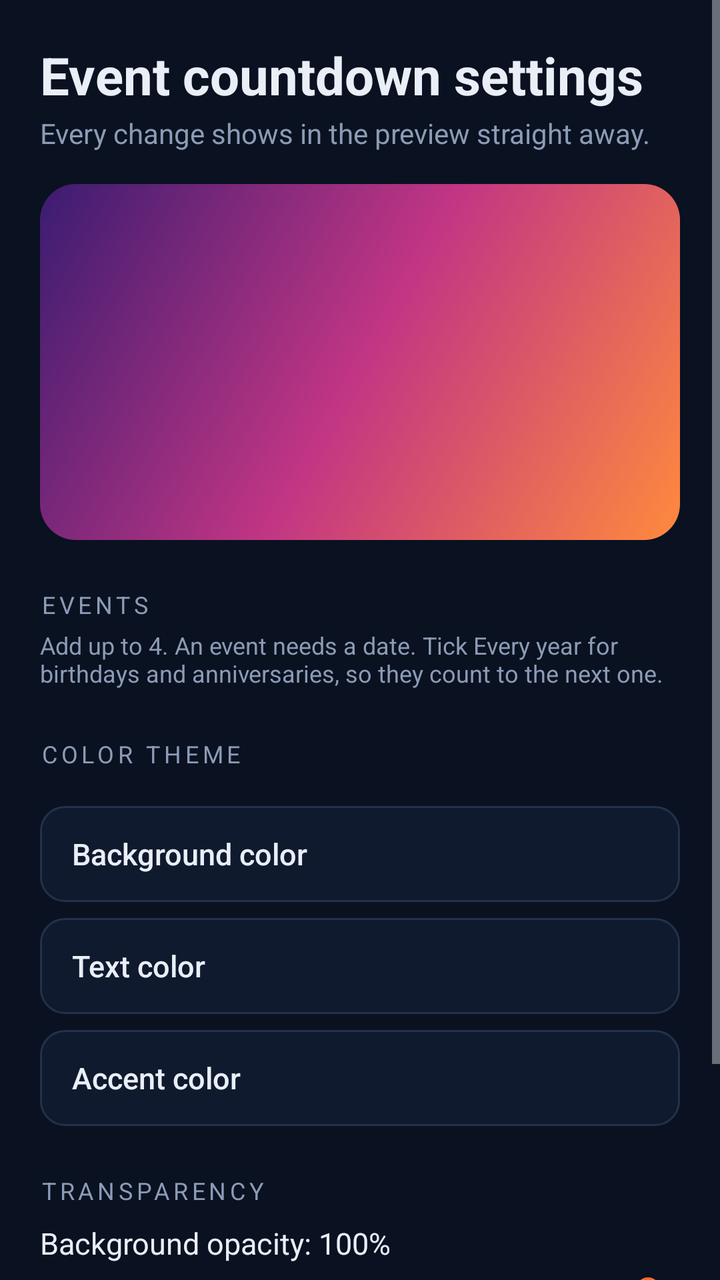
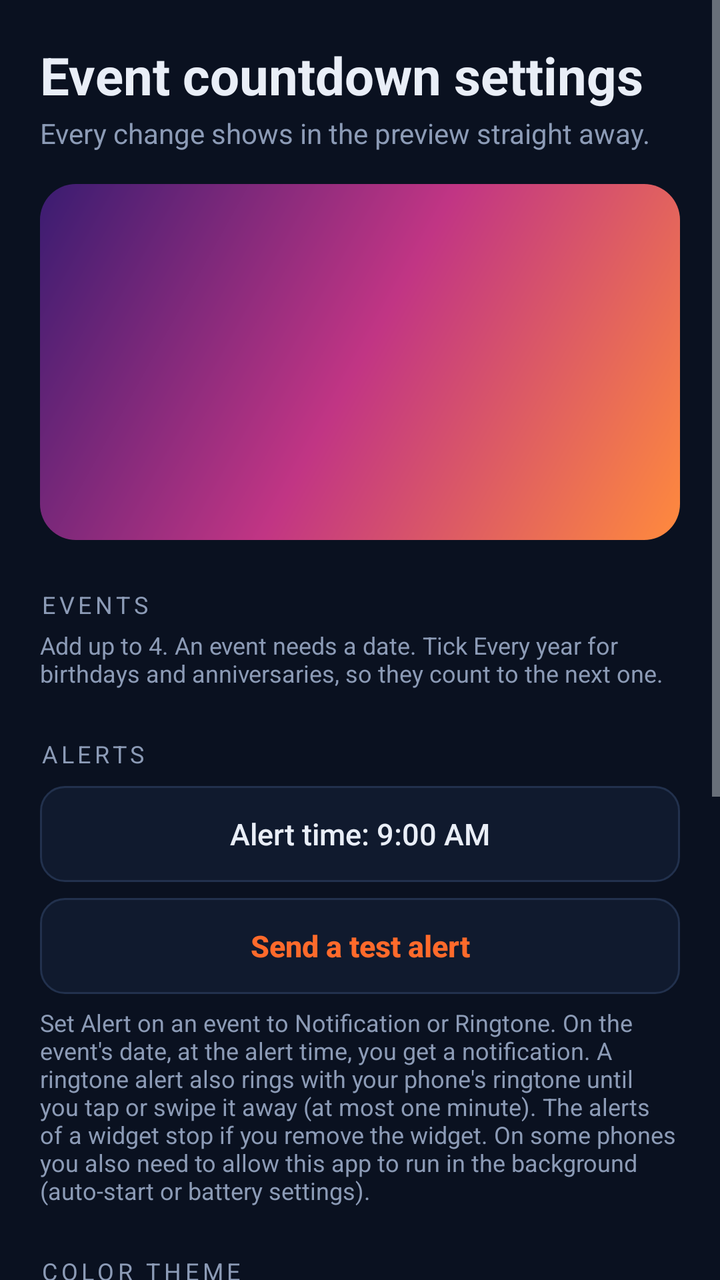

Compare the two renders of this Android layout. The source of the first and the diff that turns it into the second are given below.
<!-- AndroidManifest.xml: application theme AppTheme -->
<!-- res/layout/activity_config_events.xml -->
<?xml version="1.0" encoding="utf-8"?>
<ScrollView xmlns:android="http://schemas.android.com/apk/res/android"
    android:layout_width="match_parent"
    android:layout_height="match_parent"
    android:background="@color/bg"
    android:fillViewport="true">

    <LinearLayout
        android:layout_width="match_parent"
        android:layout_height="wrap_content"
        android:orientation="vertical"
        android:padding="20dp">

        <TextView
            android:layout_width="match_parent"
            android:layout_height="wrap_content"
            android:text="Event countdown settings"
            android:textColor="@color/fg"
            android:textSize="26sp"
            android:textStyle="bold" />

        <TextView
            android:layout_width="match_parent"
            android:layout_height="wrap_content"
            android:layout_marginTop="2dp"
            android:text="Every change shows in the preview straight away."
            android:textColor="@color/muted"
            android:textSize="14sp" />

        <FrameLayout
            android:layout_width="match_parent"
            android:layout_height="wrap_content"
            android:layout_marginTop="16dp"
            android:background="@drawable/preview_backdrop"
            android:padding="14dp">

            <FrameLayout
                android:id="@+id/preview_host"
                android:layout_width="match_parent"
                android:layout_height="150dp" />
        </FrameLayout>

        <TextView
            android:layout_width="wrap_content"
            android:layout_height="wrap_content"
            android:layout_marginTop="24dp"
            android:letterSpacing="0.16"
            android:text="Events"
            android:textAllCaps="true"
            android:textColor="@color/muted"
            android:textSize="12sp" />

        <TextView
            android:layout_width="match_parent"
            android:layout_height="wrap_content"
            android:layout_marginTop="4dp"
            android:text="Add up to 4. An event needs a date. Tick Every year for birthdays and anniversaries, so they count to the next one."
            android:textColor="@color/muted"
            android:textSize="12sp" />

        <LinearLayout
            android:id="@+id/events_container"
            android:layout_width="match_parent"
            android:layout_height="wrap_content"
            android:orientation="vertical" />

        <include
            layout="@layout/view_look"
            android:layout_width="match_parent"
            android:layout_height="wrap_content" />

        <Button
            android:id="@+id/btn_save"
            android:layout_width="match_parent"
            android:layout_height="52dp"
            android:layout_marginTop="28dp"
            android:background="@drawable/bg_button_primary"
            android:stateListAnimator="@null"
            android:text="Save widget"
            android:textAllCaps="false"
            android:textColor="@color/on_accent"
            android:textSize="16sp"
            android:textStyle="bold" />
    </LinearLayout>
</ScrollView>
<!-- res/layout/view_look.xml (included above) -->
<?xml version="1.0" encoding="utf-8"?>
<LinearLayout xmlns:android="http://schemas.android.com/apk/res/android"
    android:layout_width="match_parent"
    android:layout_height="wrap_content"
    android:orientation="vertical">

    <TextView
        android:layout_width="wrap_content"
        android:layout_height="wrap_content"
        android:layout_marginTop="24dp"
        android:letterSpacing="0.16"
        android:text="Color theme"
        android:textAllCaps="true"
        android:textColor="@color/muted"
        android:textSize="12sp" />

    <HorizontalScrollView
        android:layout_width="match_parent"
        android:layout_height="wrap_content"
        android:layout_marginTop="8dp"
        android:scrollbars="none">

        <LinearLayout
            android:id="@+id/presets_row"
            android:layout_width="wrap_content"
            android:layout_height="wrap_content"
            android:orientation="horizontal" />
    </HorizontalScrollView>

    <Button
        android:id="@+id/btn_c_bg"
        android:layout_width="match_parent"
        android:layout_height="48dp"
        android:layout_marginTop="10dp"
        android:background="@drawable/bg_button_outline"
        android:gravity="start|center_vertical"
        android:paddingHorizontal="16dp"
        android:stateListAnimator="@null"
        android:text="Background color"
        android:textAllCaps="false"
        android:textColor="@color/fg"
        android:textSize="15sp" />

    <Button
        android:id="@+id/btn_c_fg"
        android:layout_width="match_parent"
        android:layout_height="48dp"
        android:layout_marginTop="8dp"
        android:background="@drawable/bg_button_outline"
        android:gravity="start|center_vertical"
        android:paddingHorizontal="16dp"
        android:stateListAnimator="@null"
        android:text="Text color"
        android:textAllCaps="false"
        android:textColor="@color/fg"
        android:textSize="15sp" />

    <Button
        android:id="@+id/btn_c_accent"
        android:layout_width="match_parent"
        android:layout_height="48dp"
        android:layout_marginTop="8dp"
        android:background="@drawable/bg_button_outline"
        android:gravity="start|center_vertical"
        android:paddingHorizontal="16dp"
        android:stateListAnimator="@null"
        android:text="Accent color"
        android:textAllCaps="false"
        android:textColor="@color/fg"
        android:textSize="15sp" />

    <TextView
        android:layout_width="wrap_content"
        android:layout_height="wrap_content"
        android:layout_marginTop="24dp"
        android:letterSpacing="0.16"
        android:text="Transparency"
        android:textAllCaps="true"
        android:textColor="@color/muted"
        android:textSize="12sp" />

    <TextView
        android:id="@+id/tv_opacity"
        android:layout_width="match_parent"
        android:layout_height="wrap_content"
        android:layout_marginTop="8dp"
        android:text="Background opacity: 100%"
        android:textColor="@color/fg"
        android:textSize="15sp" />

    <SeekBar
        android:id="@+id/sb_opacity"
        android:layout_width="match_parent"
        android:layout_height="wrap_content"
        android:layout_marginTop="4dp"
        android:max="100"
        android:progress="100" />

    <TextView
        android:layout_width="match_parent"
        android:layout_height="wrap_content"
        android:text="At 0% only the text shows, floating over your wallpaper."
        android:textColor="@color/muted"
        android:textSize="12sp" />
</LinearLayout>
<!-- resources referenced by this layout -->
<resources>
  <color name="bg">#0A1120</color>
  <color name="fg">#E9EEF7</color>
  <color name="muted">#8C9BB6</color>
  <color name="on_accent">#1B0B03</color>
  <!-- drawable bg_button_outline (drawable) -->
  <?xml version="1.0" encoding="utf-8"?>
  <ripple xmlns:android="http://schemas.android.com/apk/res/android"
      android:color="#33FFFFFF">
      <item>
          <shape android:shape="rectangle">
              <solid android:color="@color/surface" />
              <stroke
                  android:width="1dp"
                  android:color="@color/line" />
              <corners android:radius="12dp" />
          </shape>
      </item>
  </ripple>
  <!-- drawable bg_button_primary (drawable) -->
  <?xml version="1.0" encoding="utf-8"?>
  <ripple xmlns:android="http://schemas.android.com/apk/res/android"
      android:color="#33FFFFFF">
      <item>
          <shape android:shape="rectangle">
              <solid android:color="@color/accent" />
              <corners android:radius="12dp" />
          </shape>
      </item>
  </ripple>
  <!-- drawable preview_backdrop (drawable) -->
  <?xml version="1.0" encoding="utf-8"?>
  <shape xmlns:android="http://schemas.android.com/apk/res/android"
      android:shape="rectangle">
      <gradient
          android:angle="135"
          android:centerColor="#C13584"
          android:endColor="#3A1C71"
          android:startColor="#FF8A3D" />
      <corners android:radius="18dp" />
  </shape>
  <style name="AppTheme" parent="android:Theme.DeviceDefault.NoActionBar">
          <item name="android:windowBackground">@color/bg</item>
          <item name="android:statusBarColor">@color/bg</item>
          <item name="android:navigationBarColor">@color/bg</item>
          <item name="android:colorAccent">@color/accent</item>
      </style>
  <color name="surface">#101A2E</color>
  <color name="line">#22314D</color>
  <color name="accent">#FF6A2B</color>
</resources>

<!-- the commit's change to res/layout/activity_config_events.xml (unified diff, before → after) -->
@@ -63,6 +63,49 @@
             android:layout_width="match_parent"
             android:layout_height="wrap_content"
             android:orientation="vertical" />
+
+        <TextView
+            android:layout_width="wrap_content"
+            android:layout_height="wrap_content"
+            android:layout_marginTop="24dp"
+            android:letterSpacing="0.16"
+            android:text="Alerts"
+            android:textAllCaps="true"
+            android:textColor="@color/muted"
+            android:textSize="12sp" />
+
+        <Button
+            android:id="@+id/btn_notify_time"
+            android:layout_width="match_parent"
+            android:layout_height="48dp"
+            android:layout_marginTop="8dp"
+            android:background="@drawable/bg_button_outline"
+            android:stateListAnimator="@null"
+            android:text="Alert time: 9:00 AM"
+            android:textAllCaps="false"
+            android:textColor="@color/fg"
+            android:textSize="15sp" />
+
+        <Button
+            android:id="@+id/btn_test_alert"
+            android:layout_width="match_parent"
+            android:layout_height="48dp"
+            android:layout_marginTop="8dp"
+            android:background="@drawable/bg_button_outline"
+            android:stateListAnimator="@null"
+            android:text="Send a test alert"
+            android:textAllCaps="false"
+            android:textColor="@color/accent"
+            android:textSize="15sp"
+            android:textStyle="bold" />
+
+        <TextView
+            android:layout_width="match_parent"
+            android:layout_height="wrap_content"
+            android:layout_marginTop="6dp"
+            android:text="Set Alert on an event to Notification or Ringtone. On the event's date, at the alert time, you get a notification. A ringtone alert also rings with your phone's ringtone until you tap or swipe it away (at most one minute). The alerts of a widget stop if you remove the widget. On some phones you also need to allow this app to run in the background (auto-start or battery settings)."
+            android:textColor="@color/muted"
+            android:textSize="12sp" />
 
         <include
             layout="@layout/view_look"
